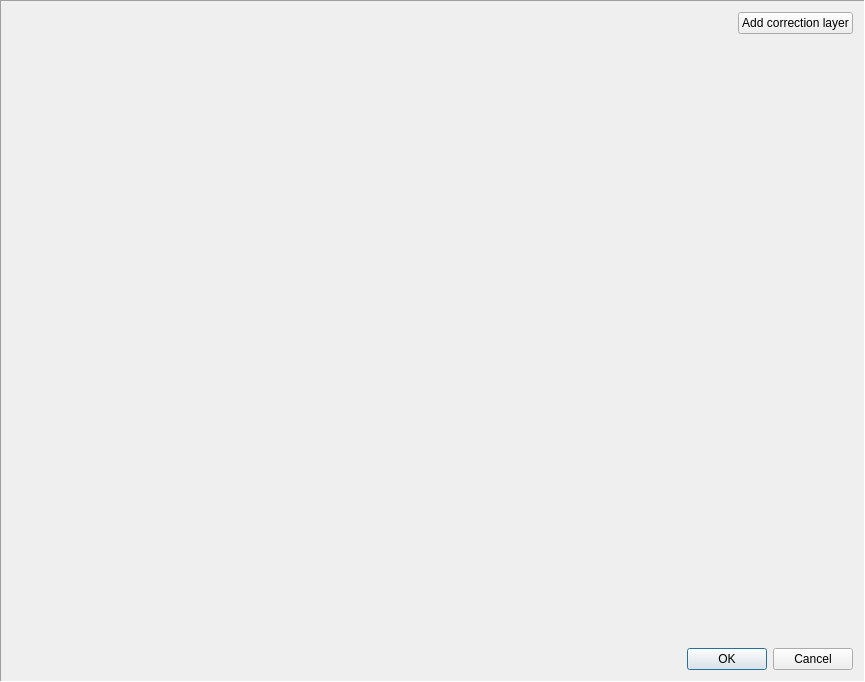
Qt form planetary_system_stacker/postproc_editor_gui.ui (Rolf-Hempel/PlanetarySystemStacker) before a commit.
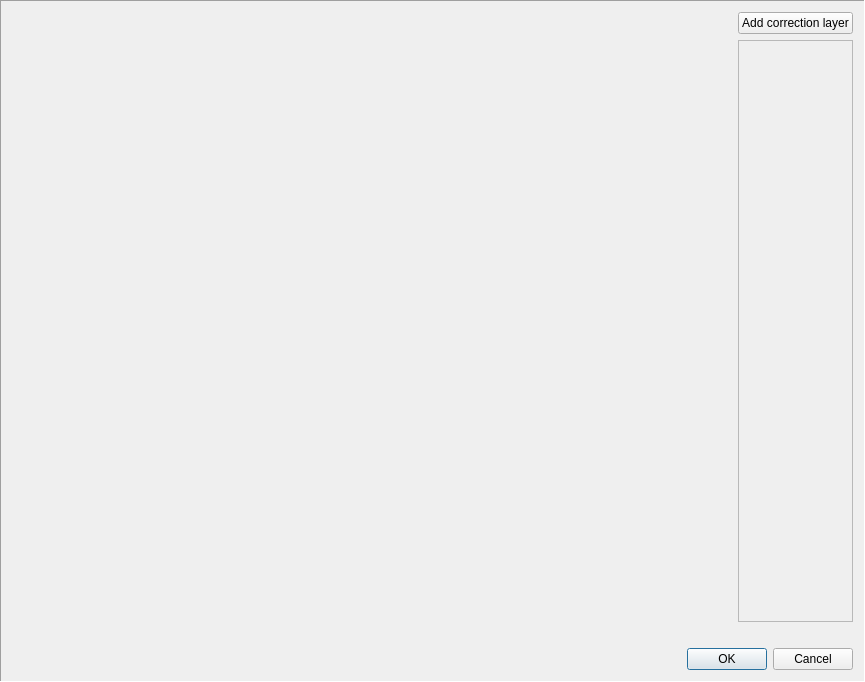
The same form after that commit.

Commit message: Moved layer widgets into a scroll area.

Diff of the .ui file:
```diff
--- a/planetary_system_stacker/postproc_editor_gui.ui
+++ b/planetary_system_stacker/postproc_editor_gui.ui
@@ -23,28 +23,8 @@
    <enum>QFrame::Sunken</enum>
   </property>
   <layout class="QGridLayout" name="gridLayout" columnstretch="1,0">
-   <item row="5" column="1">
-    <spacer name="verticalSpacer">
-     <property name="orientation">
-      <enum>Qt::Vertical</enum>
-     </property>
-     <property name="sizeHint" stdset="0">
-      <size>
-       <width>20</width>
-       <height>40</height>
-      </size>
-     </property>
-    </spacer>
-   </item>
-   <item row="1" column="1">
-    <widget class="QLabel" name="SharpeningLayerWidget_1">
-     <property name="text">
-      <string/>
-     </property>
-    </widget>
-   </item>
    <item row="2" column="1">
-    <widget class="QLabel" name="SharpeningLayerWidget_2">
+    <widget class="QLabel" name="VersionManagerWidget">
      <property name="text">
       <string/>
      </property>
@@ -94,28 +74,7 @@
      </property>
     </widget>
    </item>
-   <item row="6" column="1">
-    <widget class="QLabel" name="VersionManagerWidget">
-     <property name="text">
-      <string/>
-     </property>
-    </widget>
-   </item>
-   <item row="3" column="1">
-    <widget class="QLabel" name="SharpeningLayerWidget_3">
-     <property name="text">
-      <string/>
-     </property>
-    </widget>
-   </item>
-   <item row="4" column="1">
-    <widget class="QLabel" name="SharpeningLayerWidget_4">
-     <property name="text">
-      <string/>
-     </property>
-    </widget>
-   </item>
-   <item row="0" column="0" rowspan="7">
+   <item row="0" column="0" rowspan="3">
     <widget class="QLabel" name="FrameViewer">
      <property name="text">
       <string/>
@@ -125,6 +84,24 @@
      </property>
     </widget>
    </item>
+   <item row="1" column="1">
+    <widget class="QScrollArea" name="scrollArea">
+     <property name="widgetResizable">
+      <bool>true</bool>
+     </property>
+     <widget class="QWidget" name="scrollAreaWidgetContents">
+      <property name="geometry">
+       <rect>
+        <x>0</x>
+        <y>0</y>
+        <width>103</width>
+        <height>581</height>
+       </rect>
+      </property>
+      <layout class="QVBoxLayout" name="verticalLayout"/>
+     </widget>
+    </widget>
+   </item>
   </layout>
  </widget>
  <resources/>
```
Left out of the diff: 2 changed lines with no effect on the pictures. The commit also changes 3 other files.
